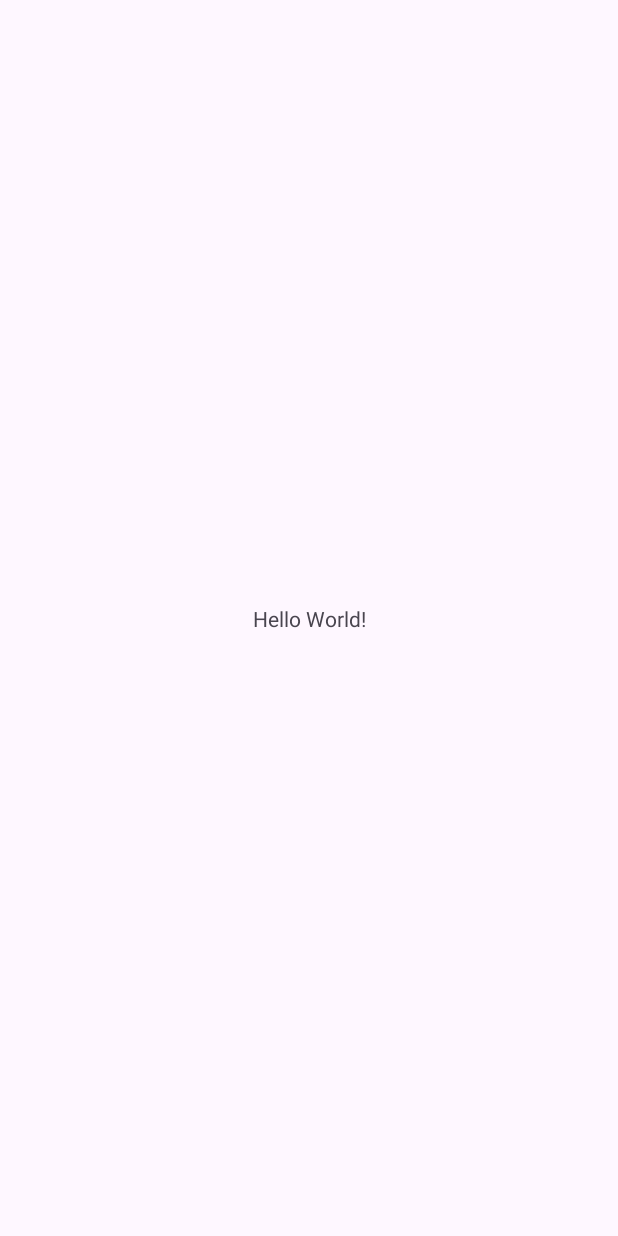
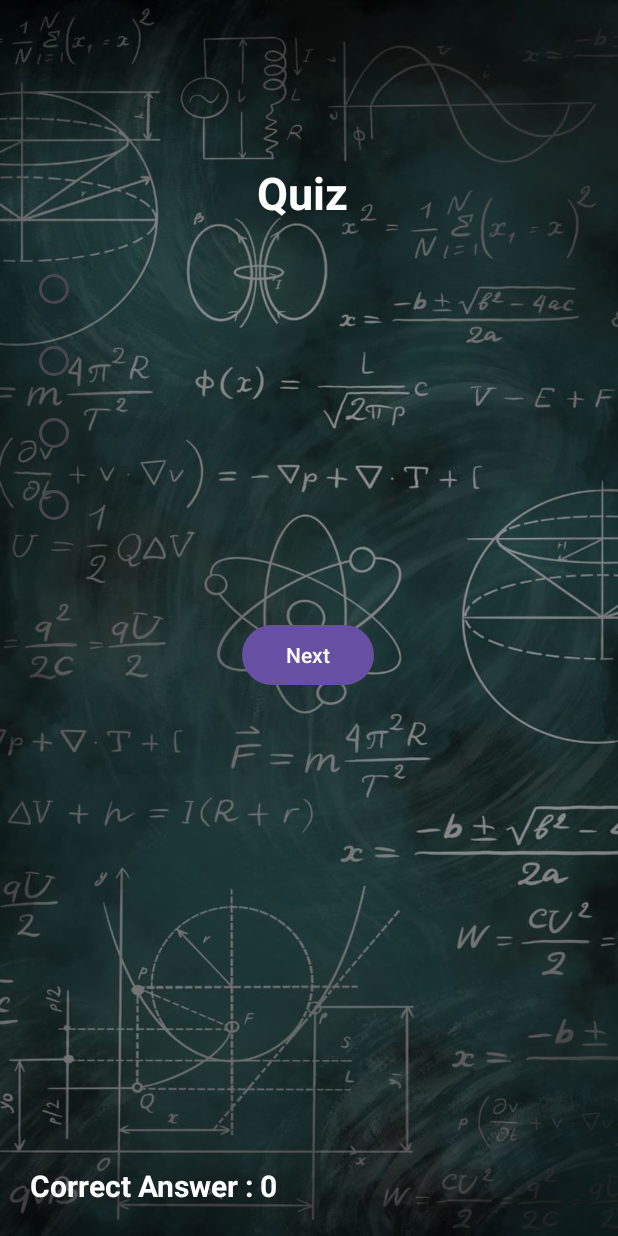
Before and after one commit to rushiraval0/QuizAppKotlin, an Android app: the screen it shows after launch (MainActivity), on a phone screen of 412 x 824 dp. Before the commit the screen is almost empty. Run offline under Robolectric (Android 15) with nearby library versions, the phone set to English and light mode, and no system bars; our stand-ins replace data binding; network calls fail; 1 statement that could not run was skipped.

Commit message:
Added View

```diff
--- a/app/build.gradle.kts
+++ b/app/build.gradle.kts
@@ -43,6 +43,7 @@ dependencies {
     implementation(libs.material)
     implementation(libs.androidx.activity)
     implementation(libs.androidx.constraintlayout)
+    implementation(libs.androidx.databinding.runtime)
     testImplementation(libs.junit)
     androidTestImplementation(libs.androidx.junit)
     androidTestImplementation(libs.androidx.espresso.core)
--- a/app/src/main/AndroidManifest.xml
+++ b/app/src/main/AndroidManifest.xml
@@ -13,7 +13,10 @@
         android:theme="@style/Theme.QuizAppKotlin"
         tools:targetApi="31">
         <activity
-            android:name=".MainActivity"
+            android:name=".view.ResultActivity"
+            android:exported="false" />
+        <activity
+            android:name=".view.MainActivity"
             android:exported="true">
             <intent-filter>
                 <action android:name="android.intent.action.MAIN" />
--- a/app/src/main/java/com/example/quizappkotlin/MainActivity.kt
+++ /dev/null
@@ -1,20 +0,0 @@
-package com.example.quizappkotlin
-
-import android.os.Bundle
-import androidx.activity.enableEdgeToEdge
-import androidx.appcompat.app.AppCompatActivity
-import androidx.core.view.ViewCompat
-import androidx.core.view.WindowInsetsCompat
-
-class MainActivity : AppCompatActivity() {
-    override fun onCreate(savedInstanceState: Bundle?) {
-        super.onCreate(savedInstanceState)
-        enableEdgeToEdge()
-        setContentView(R.layout.activity_main)
-        ViewCompat.setOnApplyWindowInsetsListener(findViewById(R.id.main)) { v, insets ->
-            val systemBars = insets.getInsets(WindowInsetsCompat.Type.systemBars())
-            v.setPadding(systemBars.left, systemBars.top, systemBars.right, systemBars.bottom)
-            insets
-        }
-    }
-}
--- a/app/src/main/res/layout/activity_main.xml
+++ b/app/src/main/res/layout/activity_main.xml
@@ -1,19 +1,102 @@
 <?xml version="1.0" encoding="utf-8"?>
-<androidx.constraintlayout.widget.ConstraintLayout xmlns:android="http://schemas.android.com/apk/res/android"
+<layout xmlns:android="http://schemas.android.com/apk/res/android"
     xmlns:app="http://schemas.android.com/apk/res-auto"
-    xmlns:tools="http://schemas.android.com/tools"
-    android:id="@+id/main"
+    xmlns:tools="http://schemas.android.com/tools">
+
+    <androidx.constraintlayout.widget.ConstraintLayout
         android:layout_width="match_parent"
         android:layout_height="match_parent"
-    tools:context=".MainActivity">
+        android:background="@drawable/background"
+        tools:context=".view.MainActivity">
+
 
         <TextView
+            android:id="@+id/txtQuestion"
             android:layout_width="wrap_content"
             android:layout_height="wrap_content"
-        android:text="Hello World!"
-        app:layout_constraintBottom_toBottomOf="parent"
+            android:layout_marginTop="108dp"
+            android:text="Quiz "
+
+            android:textColor="@color/white"
+            android:textSize="30dp"
+            android:textStyle="bold"
             app:layout_constraintEnd_toEndOf="parent"
+            app:layout_constraintHorizontal_bias="0.498"
             app:layout_constraintStart_toStartOf="parent"
             app:layout_constraintTop_toTopOf="parent" />
 
+        <RadioGroup
+            android:id="@+id/radioGroup"
+            android:layout_width="wrap_content"
+            android:layout_height="wrap_content"
+            android:layout_margin="20dp"
+            android:layout_marginStart="16dp"
+            android:layout_marginTop="16dp"
+            app:layout_constraintStart_toStartOf="parent"
+            app:layout_constraintTop_toBottomOf="@+id/txtQuestion">
+
+            <RadioButton
+                android:id="@+id/radio1"
+                android:layout_width="match_parent"
+                android:layout_height="wrap_content"
+                android:textColor="@color/white"
+                android:text=""
+                android:textSize="30dp" />
+
+            <RadioButton
+                android:id="@+id/radio2"
+                android:layout_width="match_parent"
+                android:layout_height="wrap_content"
+                android:textColor="@color/white"
+                android:text=""
+                android:textSize="30dp" />
+
+            <RadioButton
+                android:id="@+id/radio3"
+                android:layout_width="match_parent"
+                android:layout_height="wrap_content"
+                android:textColor="@color/white"
+                android:text=""
+                android:textSize="30dp" />
+
+            <RadioButton
+                android:id="@+id/radio4"
+                android:layout_width="match_parent"
+                android:layout_height="wrap_content"
+                android:textColor="@color/white"
+                android:text=""
+                android:textSize="30dp" />
+
+
+        </RadioGroup>
+
+        <Button
+            android:id="@+id/btnNext"
+            android:layout_width="wrap_content"
+            android:layout_height="wrap_content"
+            android:layout_marginTop="52dp"
+            android:text="Next"
+
+            app:layout_constraintEnd_toEndOf="parent"
+            app:layout_constraintHorizontal_bias="0.498"
+            app:layout_constraintStart_toStartOf="parent"
+            app:layout_constraintTop_toBottomOf="@id/radioGroup" />
+
+        <TextView
+            android:id="@+id/txtResult"
+            android:layout_width="match_parent"
+            android:layout_height="wrap_content"
+            android:layout_margin="20dp"
+            android:text="Correct Answer : 0 "
+            android:textStyle="bold"
+            android:textColor="@color/white"
+            android:textSize="20dp"
+            app:layout_constraintBottom_toBottomOf="parent"
+            app:layout_constraintEnd_toEndOf="parent"
+            app:layout_constraintStart_toStartOf="parent" />
+
+
     </androidx.constraintlayout.widget.ConstraintLayout>
+
+
+</layout>
--- a/gradle/libs.versions.toml
+++ b/gradle/libs.versions.toml
@@ -9,6 +9,7 @@ appcompat = "1.7.0"
 material = "1.12.0"
 activity = "1.8.0"
 constraintlayout = "2.2.1"
+databindingRuntime = "8.8.2"
 
 [libraries]
 androidx-core-ktx = { group = "androidx.core", name = "core-ktx", version.ref = "coreKtx" }
@@ -19,6 +20,7 @@ androidx-appcompat = { group = "androidx.appcompat", name = "appcompat", version
 material = { group = "com.google.android.material", name = "material", version.ref = "material" }
 androidx-activity = { group = "androidx.activity", name = "activity", version.ref = "activity" }
 androidx-constraintlayout = { group = "androidx.constraintlayout", name = "constraintlayout", version.ref = "constraintlayout" }
+androidx-databinding-runtime = { group = "androidx.databinding", name = "databinding-runtime", version.ref = "databindingRuntime" }
 
 [plugins]
 androidApplication = { id = "com.android.application", version.ref = "agp" }
```
Also changed, not shown: app/src/main/java/com/example/quizappkotlin/view/MainActivity.kt (added, +123 -0 lines), app/src/main/java/com/example/quizappkotlin/view/ResultActivity.kt (added, +30 -0 lines), app/src/main/res/layout/activity_result.xml (added, +58 -0 lines), app/src/main/res/drawable/background.jpg (added). Lines whose indentation alone changed are shown as unchanged.
